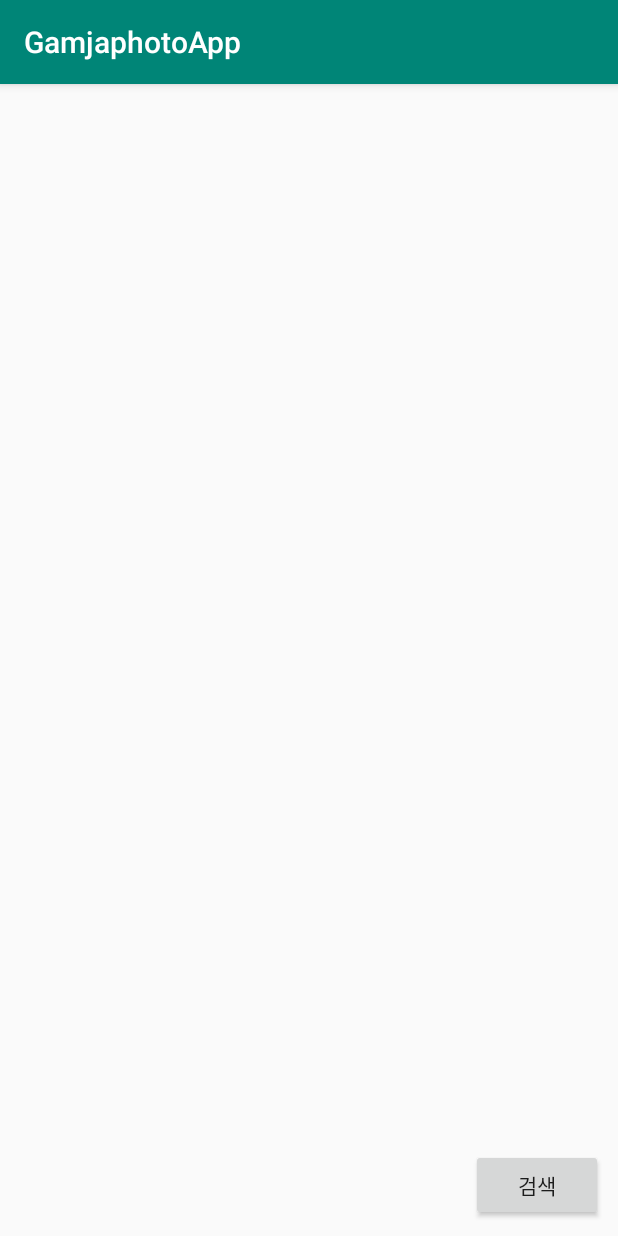
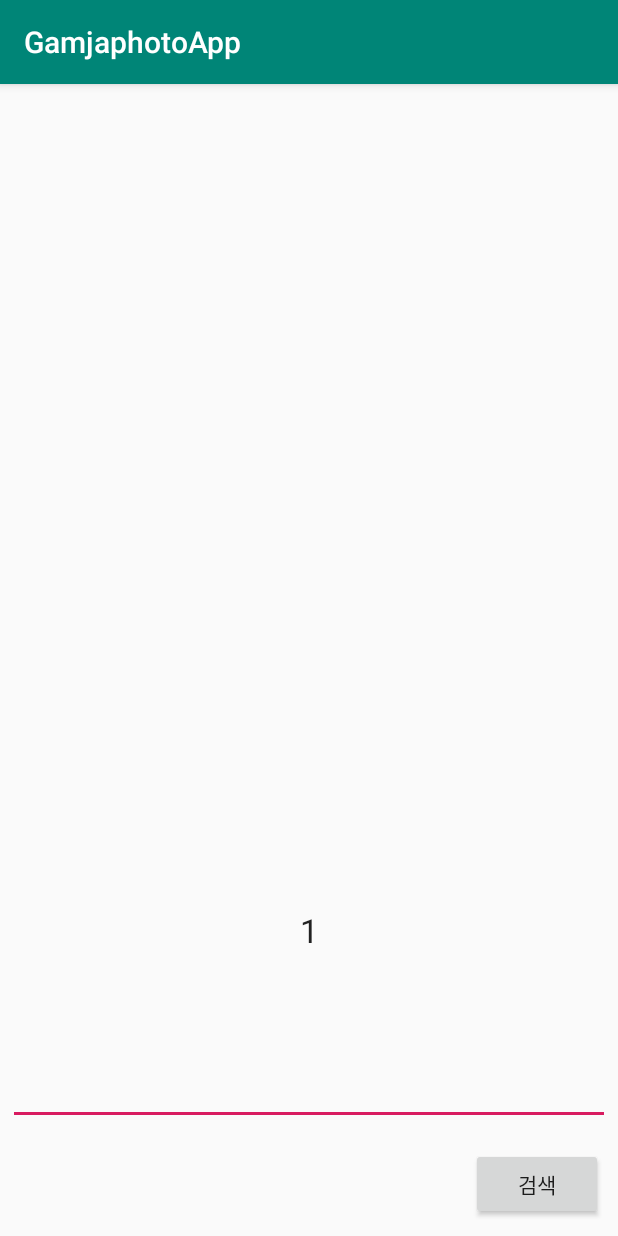
Before and after one commit to gamjapark/GamjaphotoApp, an Android app: the screen it shows after launch (MainActivity), after a tap on "검색", on a phone screen of 412 x 824 dp. Run offline under Robolectric (Android 15) with nearby library versions, the light colour scheme and no system bars.

Commit message:
Add the keyword search

```diff
--- a/app/src/main/java/com/example/gamja/gamjaphotoapp/MainActivity.kt
+++ b/app/src/main/java/com/example/gamja/gamjaphotoapp/MainActivity.kt
@@ -4,28 +4,32 @@ import android.support.v7.app.AppCompatActivity
 import android.os.Bundle
 import android.widget.Button
 import android.widget.GridView
+import android.widget.Toast
 import kotlinx.android.synthetic.main.gamja_search.*
 
 
 class MainActivity : AppCompatActivity() {
 
-    private var  my_url:String = "https://secure.flickr.com/services/rest/?method=flickr.photos.search"
-    private var api_key:String ="&api_key=5db3ffc3ea67dd7f9c0a321c850f322b"
-    private var search_text:String="&text='cat'"
-    private var safe_search:String="&safe_search=1"
-    private var content_type:String="&content_type=1"
-    private var search_sort:String="&sort=interestingness-desc"
-    private var per_page:String ="&per_page=5"
-    private var myformat:String ="&format=json"
-    private var REQUESTURL:String = my_url + api_key + search_text + safe_search + content_type + search_sort+ per_page + myformat
+    private var  myUrl:String = "https://secure.flickr.com/services/rest/?method=flickr.photos.search"
+    private var apiKey:String ="&api_key=5db3ffc3ea67dd7f9c0a321c850f322b"
+    private var safeSearch:String="&safe_search=1"
+    private var contentType:String="&content_type=1"
+    private var searchSort:String="&sort=interestingness-desc"
+    private var myFormat:String ="&format=json"
+    private var searchText:String="&text="
+    private var requestUrl:String = myUrl + apiKey + safeSearch + contentType + searchSort+ myFormat  + searchText
 
+    private var keyWord:String=""
 
     override fun onCreate(savedInstanceState: Bundle?) {
         super.onCreate(savedInstanceState)
         setContentView(R.layout.gamja_search)
 
-         searchBtn.setOnClickListener{
-            getJSONINFO(this, REQUESTURL, gamjaGridView).execute()
+
+        Toast.makeText(this,keyWord, Toast.LENGTH_SHORT).show()
+        searchBtn.setOnClickListener{
+            keyWord = SearchTxt.text.toString()
+            getJSONINFO(this, requestUrl, gamjaGridView, keyWord).execute()
         }
 
     }
--- a/app/src/main/java/com/example/gamja/gamjaphotoapp/ShortInfo.kt
+++ b/app/src/main/java/com/example/gamja/gamjaphotoapp/ShortInfo.kt
@@ -31,7 +31,7 @@ class ShortInfo(private var c: Context, private var result: String, private var
         myprogress.show()
     }
     override fun doInBackground(vararg voids: Void): Boolean? {
-        return Parsing()
+        return parSing()
     }
 
     override fun onPostExecute(isParsed: Boolean?) {
@@ -44,7 +44,7 @@ class ShortInfo(private var c: Context, private var result: String, private var
             Toast.makeText(c, "정보를 불러올 수 없습니다.", Toast.LENGTH_LONG).show()
 
     }
-    private  fun Parsing():Boolean{
+    private  fun parSing():Boolean{
         result = result.replace("jsonFlickrApi(", "");
         result = result.replace(")", "");
         try {
@@ -58,7 +58,9 @@ class ShortInfo(private var c: Context, private var result: String, private var
                 val onePhoto = jsonArray.getJSONObject(i)
 
                 val title = onePhoto.getString("title")
-                val onePicture = photo(title)
+                val id = onePhoto.getString("id")
+
+                val onePicture = photo(title, id)
                 pictures.add(onePicture)
             }
             return true
@@ -68,9 +70,12 @@ class ShortInfo(private var c: Context, private var result: String, private var
         }
     }
 
-    class photo(private var title:String){
+    class photo(private var title:String, private var id:String){
         fun getTitle():String{
             return title
+        }
+        fun getID():String{
+            return id
         }
     }
 
@@ -100,7 +105,7 @@ class ShortInfo(private var c: Context, private var result: String, private var
 
             titleTxt.text = onePicture.getTitle()
 
-            convertView.setOnClickListener { Toast.makeText(c,onePicture.getTitle(),Toast.LENGTH_SHORT).show() }
+            convertView.setOnClickListener { Toast.makeText(c,onePicture.getID(),Toast.LENGTH_SHORT).show() }
 
             return convertView
         }
--- a/app/src/main/java/com/example/gamja/gamjaphotoapp/getJSONINFO.kt
+++ b/app/src/main/java/com/example/gamja/gamjaphotoapp/getJSONINFO.kt
@@ -14,7 +14,8 @@ import java.net.MalformedURLException
 import java.net.URL
 
 @Suppress("DEPRECATION")
-class getJSONINFO(private var c: Context, private var myURL: String, private var myGridView: GridView) : AsyncTask<Void, Void, String>(){
+class getJSONINFO(private var c: Context, private var myURL: String, private var myGridView: GridView, private var keyword:String)
+    : AsyncTask<Void, Void, String>(){
 
     private lateinit var  myprogress:ProgressDialog
     override fun onPreExecute() {
@@ -67,7 +68,7 @@ class getJSONINFO(private var c: Context, private var myURL: String, private var
     }
 
     private fun getJSON(): String {
-        val connection = connect(myURL)
+        val connection = connect(myURL + keyword)
         if (connection.toString().startsWith("Error")) {
             return connection.toString()
         }
--- a/app/src/main/res/layout/gamja_search.xml
+++ b/app/src/main/res/layout/gamja_search.xml
@@ -3,13 +3,31 @@
               android:orientation="vertical"
               android:layout_width="match_parent"
               android:layout_height="match_parent">
+
+
     <GridView
             android:id="@+id/gamjaGridView"
             android:layout_width="match_parent"
             android:layout_height="0dp"
             android:verticalSpacing="10dp"
+            android:horizontalSpacing="10dp"
             android:layout_weight="0.5"
-            android:numColumns="1" />
+            android:numColumns="auto_fit" />
+    <TextView
+            android:id="@+id/pageCheck"
+            android:layout_width="match_parent"
+            android:layout_height="wrap_content"
+            android:textAlignment="center"
+            android:textAppearance="@style/TextAppearance.AppCompat.Large"
+            android:text="1"/>
+    <EditText
+            android:id="@+id/SearchTxt"
+            android:layout_width="match_parent"
+            android:layout_height="0dp"
+            android:layout_weight="0.1"
+            android:layout_margin="5dp"
+            android:inputType="textPersonName"
+            android:text="" />
 
     <Button android:id="@+id/searchBtn"
             android:layout_width="wrap_content"
@@ -17,4 +35,6 @@
             android:layout_margin="10dp"
             android:layout_gravity="end"
             android:text="검색"/>
+
+
 </LinearLayout>
```
